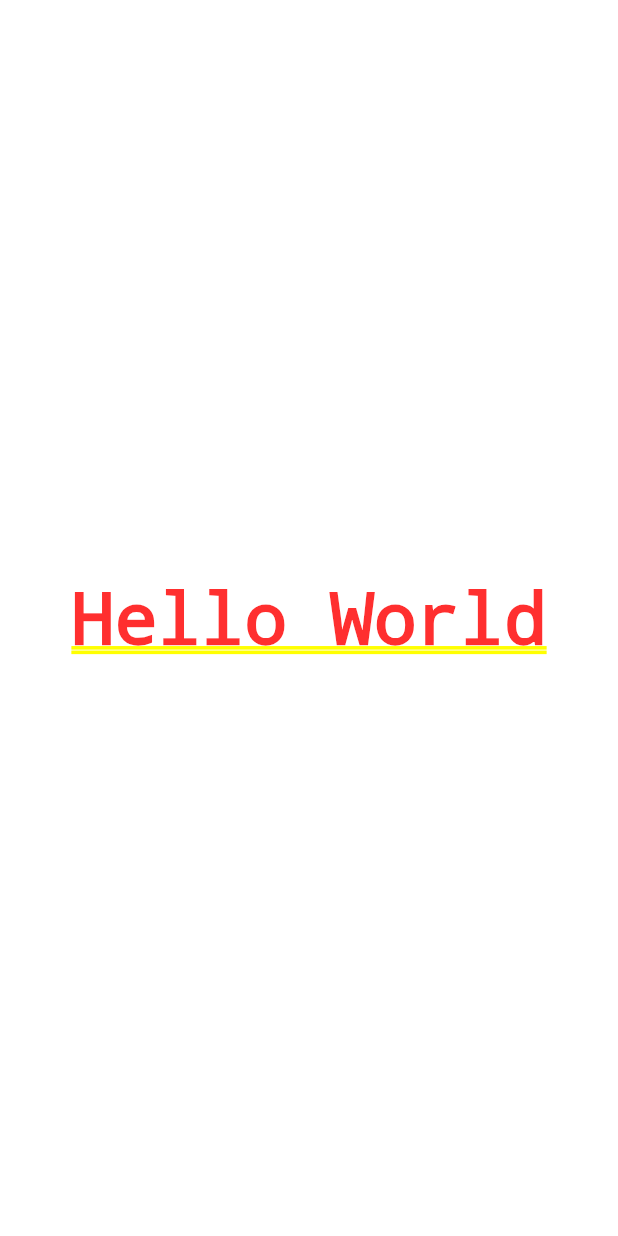
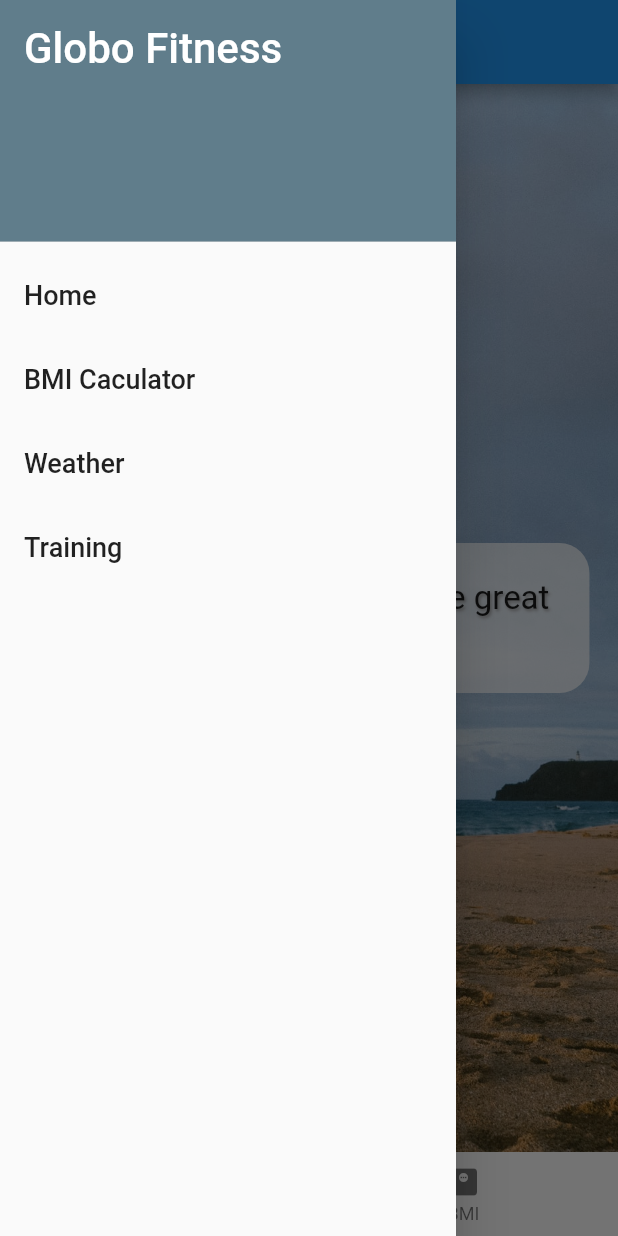
Before and after one commit to KhauMinhDuy/Flutter-Getting-Started, a Flutter app: the screen it shows after launch, with the side drawer open (before the commit the screen has no drawer), on a phone screen of 412 x 824 dp. Run offline on Flutter 3.47's test engine with Material 2 defaults, Android fonts, the phone set to English and light mode, and no system bars.

Commit message:
add navigator router

```diff
--- a/lib/main.dart
+++ b/lib/main.dart
@@ -1,4 +1,8 @@
+// ignore_for_file: prefer_const_constructors
+
 import 'package:flutter/material.dart';
+import 'package:getting_started/screens/bmi_screen.dart';
+import 'package:getting_started/screens/intro_screen.dart';
 
 void main(List<String> args) {
   runApp(GlobeApp());
@@ -10,17 +14,14 @@ class GlobeApp extends StatelessWidget {
   @override
   Widget build(BuildContext context) {
     return MaterialApp(
-      home: Center(
-        child: Text('Hello World'),
-      ),
-    );
+        theme: ThemeData(
+          primaryColor: Colors.blueGrey
+        ),
+        routes: {
+          '/': (context) => IntroScreen(),
+          '/bmi': (context) => BmiScreen()
+        },
+        initialRoute: '/',
+      );
   }
 }
-
-// class GlobeApp extends StatelessWidget {
-//   @override
-//   Widget build(BuildContext context) {
-//     // TODO: implement build
-//     throw UnimplementedError();
-//   }
-// }
--- /dev/null
+++ b/lib/screens/bmi_screen.dart
@@ -0,0 +1,21 @@
+// ignore_for_file: prefer_const_constructors
+
+import 'package:flutter/material.dart';
+import 'package:getting_started/shared/menu_bottom.dart';
+import 'package:getting_started/shared/menu_drawer.dart';
+
+class BmiScreen extends StatelessWidget {
+  const BmiScreen({Key? key}) : super(key: key);
+
+  @override
+  Widget build(BuildContext context) {
+    return Scaffold(
+      appBar: AppBar(title: Text('BMI Cacalutor'),),
+      drawer: MenuDrawer(),
+      bottomNavigationBar: MenuBottom(),
+      body: Center(
+        child: FlutterLogo(),
+      ),
+    );
+  }
+}
--- /dev/null
+++ b/lib/screens/intro_screen.dart
@@ -0,0 +1,41 @@
+// ignore_for_file: prefer_const_constructors, prefer_const_literals_to_create_immutables
+import 'package:flutter/material.dart';
+import 'package:getting_started/shared/menu_bottom.dart';
+import 'package:getting_started/shared/menu_drawer.dart';
+
+class IntroScreen extends StatelessWidget {
+  const IntroScreen({Key? key}) : super(key: key);
+
+  @override
+  Widget build(BuildContext context) {
+    return Scaffold(
+      appBar: AppBar(title: Text('Globo Fitness')),
+      drawer: MenuDrawer(),
+      bottomNavigationBar: MenuBottom(),
+      body: Container(
+        decoration: BoxDecoration(
+          image: DecorationImage(
+            image: AssetImage('assets/beach.jpg'),
+            fit: BoxFit.cover)
+          ),
+        child: Center(
+          child: Container(
+          padding: EdgeInsets.all(24),
+          decoration: BoxDecoration(
+            color: Colors.white70,
+            borderRadius: BorderRadius.all(Radius.circular(20))
+          ),
+          child: Text(
+            'Commit to be fit, dare to be great \nwith Globo Fitness',
+            textAlign: TextAlign.center,
+            // ignore: prefer_const_literals_to_create_immutables
+            style: TextStyle(fontSize: 22, shadows: [
+              Shadow(
+                  offset: Offset(1.0, 1.0), blurRadius: 2.0, color: Colors.grey)
+            ]),
+          ),
+        )),
+      ),
+    );
+  }
+}
--- /dev/null
+++ b/lib/shared/menu_bottom.dart
@@ -0,0 +1,33 @@
+import 'package:flutter/material.dart';
+
+class MenuBottom extends StatelessWidget {
+  const MenuBottom({
+    Key? key,
+  }) : super(key: key);
+
+  @override
+  Widget build(BuildContext context) {
+    return BottomNavigationBar(
+      items: [
+        BottomNavigationBarItem(
+          icon: Icon(Icons.home),
+          label: 'Home'
+        ),
+        BottomNavigationBarItem(
+          icon: Icon(Icons.monitor_weight),
+          label: 'BMI'
+        ),
+      ],
+      onTap: (index) {
+        switch (index) {
+          case 0:
+            Navigator.pushNamed(context, '/');
+            break;
+          case 1:
+            Navigator.pushNamed(context, '/bmi');
+            break;
+        }
+      },
+    );
+  }
+}
--- /dev/null
+++ b/lib/shared/menu_drawer.dart
@@ -0,0 +1,67 @@
+// ignore_for_file: prefer_const_constructors
+import 'package:flutter/material.dart';
+import '../screens/intro_screen.dart';
+import '../screens//bmi_screen.dart';
+
+class MenuDrawer extends StatelessWidget {
+  const MenuDrawer({Key? key}) : super(key: key);
+
+  List<Widget> buildMenuItems(BuildContext context) {
+    final List<String> menuTitles = [
+      'Home',
+      'BMI Caculator',
+      'Weather',
+      'Training'
+    ];
+    List<Widget> menuItems = [];
+    menuItems.add(DrawerHeader(
+      decoration: BoxDecoration(
+        color: Colors.blueGrey,
+      ),
+      child: Text(
+        'Globo Fitness',
+        style: TextStyle(
+          color: Colors.white,
+          fontSize: 28,
+        ),
+      ),
+    ));
+
+    menuTitles.forEach((element) {
+      Widget screen = Container(
+
+      );
+      menuItems.add(ListTile(
+        title: Text(
+          element,
+          style: TextStyle(fontSize: 18, ),
+        ),
+        onTap: () {
+          switch(element) {
+            case 'Home':
+              screen = IntroScreen();
+              break;
+            case 'BMI Caculator':
+              screen = BmiScreen();
+              break;
+          }
+          Navigator.of(context).pop();
+          Navigator.of(context).push(
+            MaterialPageRoute(builder: (context) => screen)
+          );
+        },
+      ));
+    });
+
+    return menuItems;
+  }
+
+  @override
+  Widget build(BuildContext context) {
+    return Drawer(
+      child: ListView(
+        children: buildMenuItems(context),
+      ),
+    );
+  }
+}
--- a/pubspec.yaml
+++ b/pubspec.yaml
@@ -58,9 +58,8 @@ flutter:
   uses-material-design: true
 
   # To add assets to your application, add an assets section, like this:
-  # assets:
-  #   - images/a_dot_burr.jpeg
-  #   - images/a_dot_ham.jpeg
+  assets:
+    - assets/
 
   # An image asset can refer to one or more resolution-specific "variants", see
   # https://flutter.dev/assets-and-images/#resolution-aware
```
Also changed, not shown: assets/beach.jpg (added).
